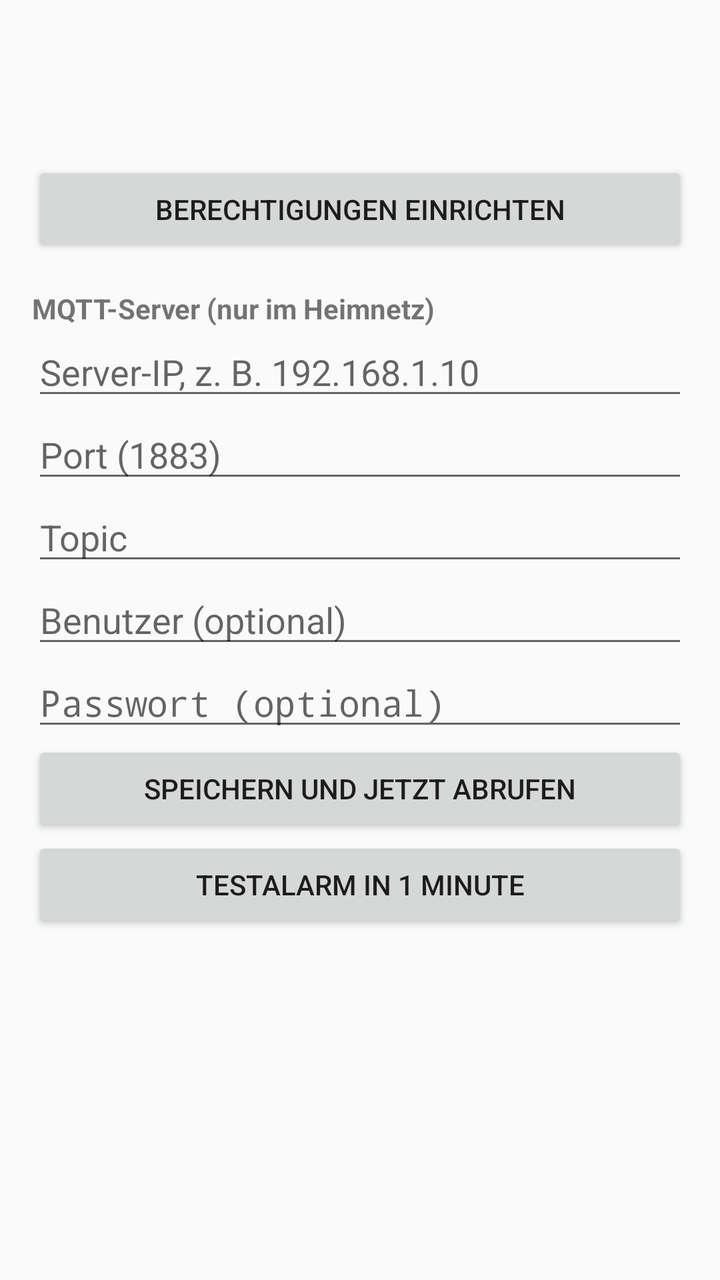
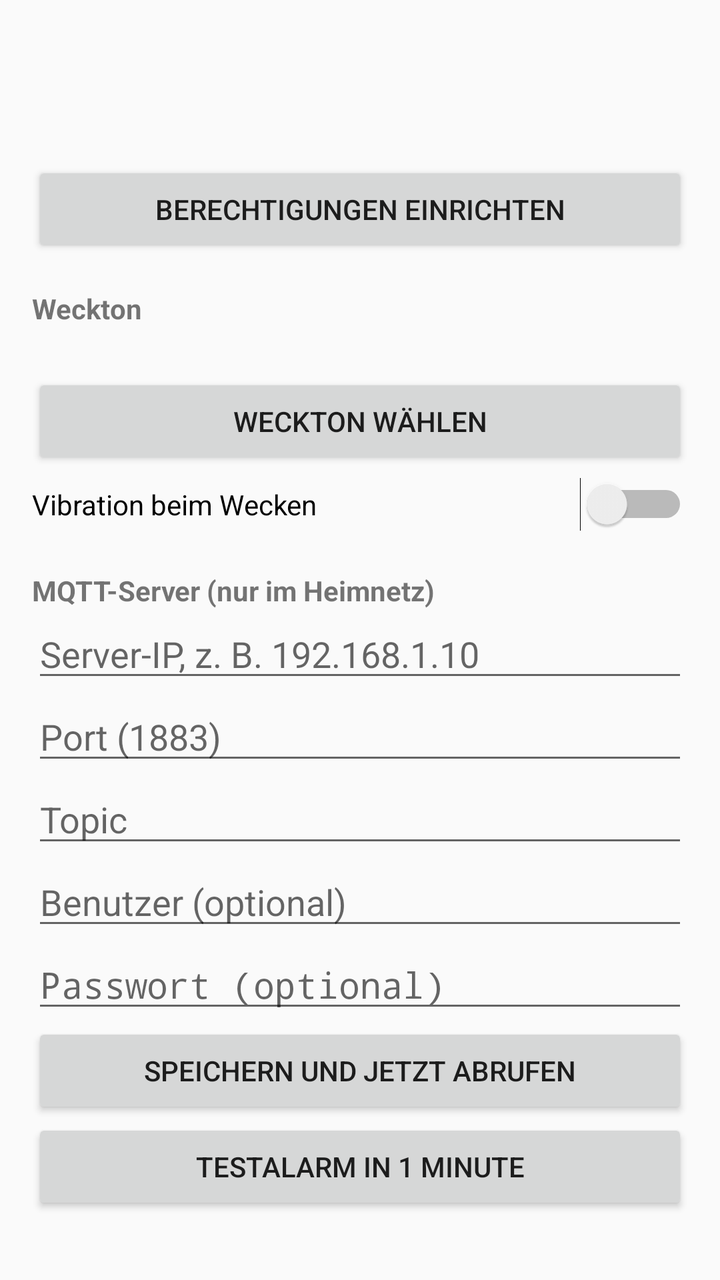

Compare the two renders of this Android layout. The source of the first and the diff that turns it into the second are given below.
<!-- AndroidManifest.xml: application theme android:Theme.Material.Light.DarkActionBar -->
<!-- res/layout/activity_main.xml -->
<?xml version="1.0" encoding="utf-8"?>
<ScrollView xmlns:android="http://schemas.android.com/apk/res/android"
    android:layout_width="match_parent"
    android:layout_height="match_parent">

    <LinearLayout
        android:layout_width="match_parent"
        android:layout_height="wrap_content"
        android:orientation="vertical"
        android:padding="16dp">

        <TextView
            android:id="@+id/tvStatus"
            android:layout_width="match_parent"
            android:layout_height="wrap_content"
            android:textSize="16sp"
            android:paddingBottom="16dp" />

        <TextView
            android:id="@+id/tvRechte"
            android:layout_width="match_parent"
            android:layout_height="wrap_content"
            android:textSize="14sp"
            android:paddingBottom="8dp" />

        <Button
            android:id="@+id/btnRechte"
            android:layout_width="match_parent"
            android:layout_height="wrap_content"
            android:text="Berechtigungen einrichten" />

        <TextView
            android:layout_width="match_parent"
            android:layout_height="wrap_content"
            android:paddingTop="16dp"
            android:text="MQTT-Server (nur im Heimnetz)"
            android:textStyle="bold" />

        <EditText
            android:id="@+id/etHost"
            android:layout_width="match_parent"
            android:layout_height="wrap_content"
            android:hint="Server-IP, z. B. 192.168.1.10"
            android:inputType="text" />

        <EditText
            android:id="@+id/etPort"
            android:layout_width="match_parent"
            android:layout_height="wrap_content"
            android:hint="Port (1883)"
            android:inputType="number" />

        <EditText
            android:id="@+id/etTopic"
            android:layout_width="match_parent"
            android:layout_height="wrap_content"
            android:hint="Topic"
            android:inputType="text" />

        <EditText
            android:id="@+id/etUser"
            android:layout_width="match_parent"
            android:layout_height="wrap_content"
            android:hint="Benutzer (optional)"
            android:inputType="text" />

        <EditText
            android:id="@+id/etPass"
            android:layout_width="match_parent"
            android:layout_height="wrap_content"
            android:hint="Passwort (optional)"
            android:inputType="textPassword" />

        <Button
            android:id="@+id/btnSpeichern"
            android:layout_width="match_parent"
            android:layout_height="wrap_content"
            android:text="Speichern und jetzt abrufen" />

        <Button
            android:id="@+id/btnTest"
            android:layout_width="match_parent"
            android:layout_height="wrap_content"
            android:text="Testalarm in 1 Minute" />
    </LinearLayout>
</ScrollView>
<!-- resources referenced by this layout -->
<resources>

</resources>

<!-- the commit's change to res/layout/activity_main.xml (unified diff, before → after) -->
@@ -28,6 +28,33 @@
             android:layout_width="match_parent"
             android:layout_height="wrap_content"
             android:text="Berechtigungen einrichten" />
+
+        <TextView
+            android:layout_width="match_parent"
+            android:layout_height="wrap_content"
+            android:paddingTop="16dp"
+            android:text="Weckton"
+            android:textStyle="bold" />
+
+        <TextView
+            android:id="@+id/tvTon"
+            android:layout_width="match_parent"
+            android:layout_height="wrap_content"
+            android:paddingTop="4dp" />
+
+        <Button
+            android:id="@+id/btnTon"
+            android:layout_width="match_parent"
+            android:layout_height="wrap_content"
+            android:text="Weckton wählen" />
+
+        <Switch
+            android:id="@+id/swVibration"
+            android:layout_width="match_parent"
+            android:layout_height="wrap_content"
+            android:paddingTop="8dp"
+            android:paddingBottom="8dp"
+            android:text="Vibration beim Wecken" />
 
         <TextView
             android:layout_width="match_parent"
